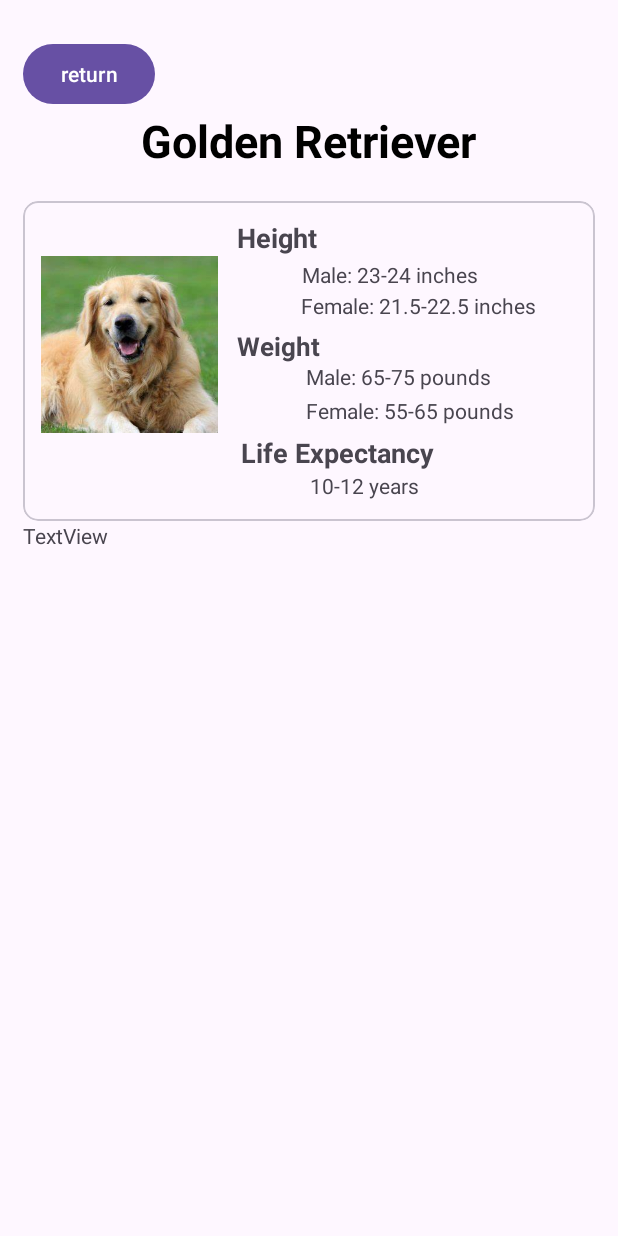
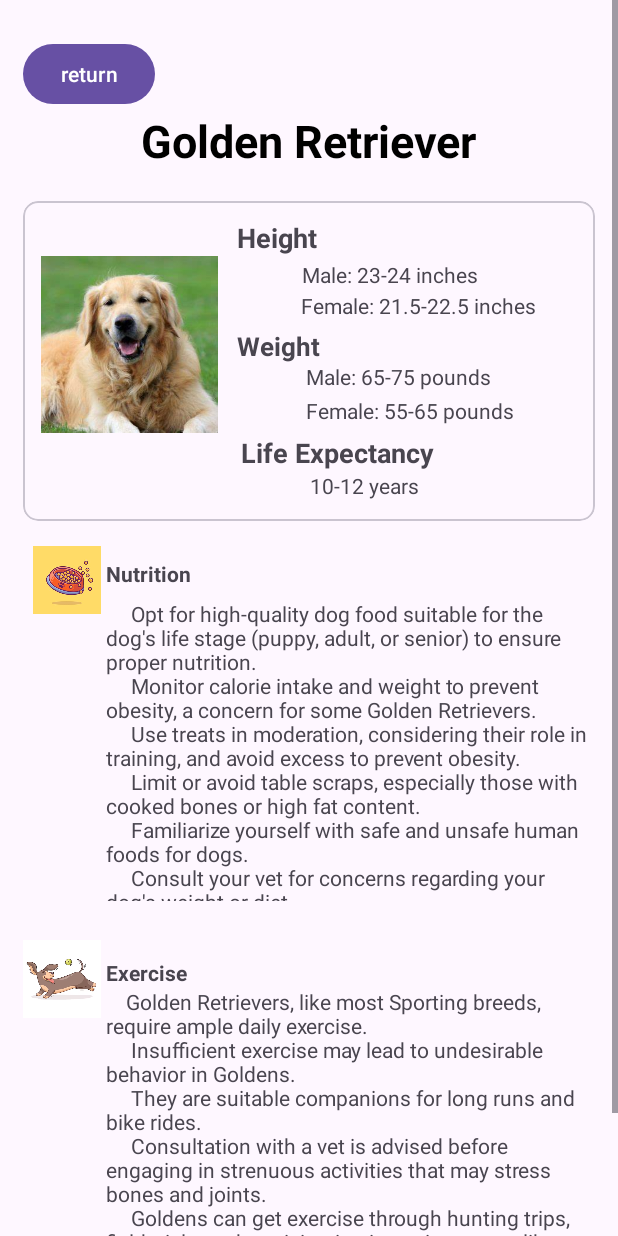
Before and after one commit to cehune/hackwestern10, an Android app: the DogInf_2 screen opened directly, with no data from a screen before it, on a phone screen of 412 x 824 dp. Run offline under Robolectric (Android 15) with nearby library versions, the phone set to English and light mode, and no system bars.

Commit message:
dog info page template1 finished

```diff
--- a/app/src/main/res/layout/doginf_1.xml
+++ b/app/src/main/res/layout/doginf_1.xml
@@ -12,8 +12,8 @@
         android:layout_height="70dp"
         android:layout_above="@+id/imageView"
         android:layout_alignParentEnd="true"
-        android:layout_marginEnd="33dp"
-        android:layout_marginBottom="-82dp"
+        android:layout_marginEnd="31dp"
+        android:layout_marginBottom="-70dp"
         android:text="Golden Retriever"
         tools:layout_editor_absoluteX="146dp"
         tools:layout_editor_absoluteY="70dp" />
@@ -24,8 +24,8 @@
         android:layout_height="96dp"
         android:layout_alignParentEnd="true"
         android:layout_alignParentBottom="true"
-        android:layout_marginEnd="281dp"
-        android:layout_marginBottom="563dp"
+        android:layout_marginEnd="283dp"
+        android:layout_marginBottom="576dp"
         app:srcCompat="@drawable/img"
         tools:layout_editor_absoluteX="38dp"
         tools:layout_editor_absoluteY="58dp" />
@@ -36,13 +36,13 @@
         android:layout_height="wrap_content"
         android:layout_alignParentStart="true"
         android:layout_alignParentEnd="true"
-        android:layout_marginStart="7dp"
+        android:layout_marginStart="5dp"
         android:layout_marginTop="7dp"
-        android:layout_marginEnd="7dp"
+        android:layout_marginEnd="8dp"
 
         android:layout_marginBottom="7dp"
-        android:queryHint="Search Dog Brand"
-        android:iconifiedByDefault="false"/>
+        android:iconifiedByDefault="false"
+        android:queryHint="Search Dog Brand" />
 
 
 </RelativeLayout>
--- a/app/src/main/res/layout/doginf_2.xml
+++ b/app/src/main/res/layout/doginf_2.xml
@@ -144,7 +144,72 @@
                     android:text="10-12 years" />
 
 
-            </RelativeLayout>
+                </RelativeLayout>
+
+                </com.google.android.material.card.MaterialCardView>
+
+
+        <TextView
+            android:id="@+id/textView3"
+            android:layout_width="match_parent"
+            android:layout_height="31dp"
+            android:layout_marginLeft="55dp"
+            android:layout_marginTop="25dp"
+            android:text="Nutrition"
+            android:textStyle="bold"
+            />
+
+        <ImageView
+            android:id="@+id/imageView3"
+            android:layout_width="58dp"
+            android:layout_height="45dp"
+            android:layout_marginTop="-40dp"
+            app:srcCompat="@drawable/img_1" />
+
+        <TextView
+            android:id="@+id/textView"
+            android:layout_width="wrap_content"
+            android:layout_height="201dp"
+            android:layout_marginLeft="55dp"
+
+            android:layout_marginTop="-10dp"
+            android:gravity="right|fill_horizontal"
+            android:text="     Opt for high-quality dog food suitable for the dog's life stage (puppy, adult, or senior) to ensure proper nutrition.\n
+    Monitor calorie intake and weight to prevent obesity, a concern for some Golden Retrievers.\n
+    Use treats in moderation, considering their role in training, and avoid excess to prevent obesity.\n
+    Limit or avoid table scraps, especially those with cooked bones or high fat content.\n
+    Familiarize yourself with safe and unsafe human foods for dogs.\n
+    Consult your vet for concerns regarding your dog's weight or diet." />
+
+        <ImageView
+            android:id="@+id/imageView5"
+            android:layout_width="52dp"
+            android:layout_height="104dp"
+            app:srcCompat="@drawable/img_2" />
+
+        <TextView
+            android:id="@+id/textView2"
+            android:layout_width="match_parent"
+            android:layout_height="wrap_content"
+            android:text="Exercise"
+            android:textStyle="bold"
+            android:layout_marginLeft="55dp"
+            android:layout_marginTop="-66dp"
+
+            />
+
+        <TextView
+            android:id="@+id/textView4"
+            android:layout_width="wrap_content"
+            android:layout_height="wrap_content"
+            android:layout_marginLeft="55dp"
+            android:layout_marginTop="0dp"
+
+            android:text="    Golden Retrievers, like most Sporting breeds, require ample daily exercise.\n
+    Insufficient exercise may lead to undesirable behavior in Goldens.\n
+    They are suitable companions for long runs and bike rides.\n
+    Consultation with a vet is advised before engaging in strenuous activities that may stress bones and joints.\n
+    Goldens can get exercise through hunting trips, field trials, and participation in canine sports like agility, obedience, and tracking." />
 
 
 
@@ -154,13 +219,8 @@
 
 
 
-        </com.google.android.material.card.MaterialCardView>
 
-        <TextView
-            android:id="@+id/textView3"
-            android:layout_width="match_parent"
-            android:layout_height="211dp"
-            android:text="TextView" />
+
 
     </LinearLayout>
 
```
Also changed, not shown: app/src/main/res/drawable/img_1.png (added), app/src/main/res/drawable/img_2.png (added).
